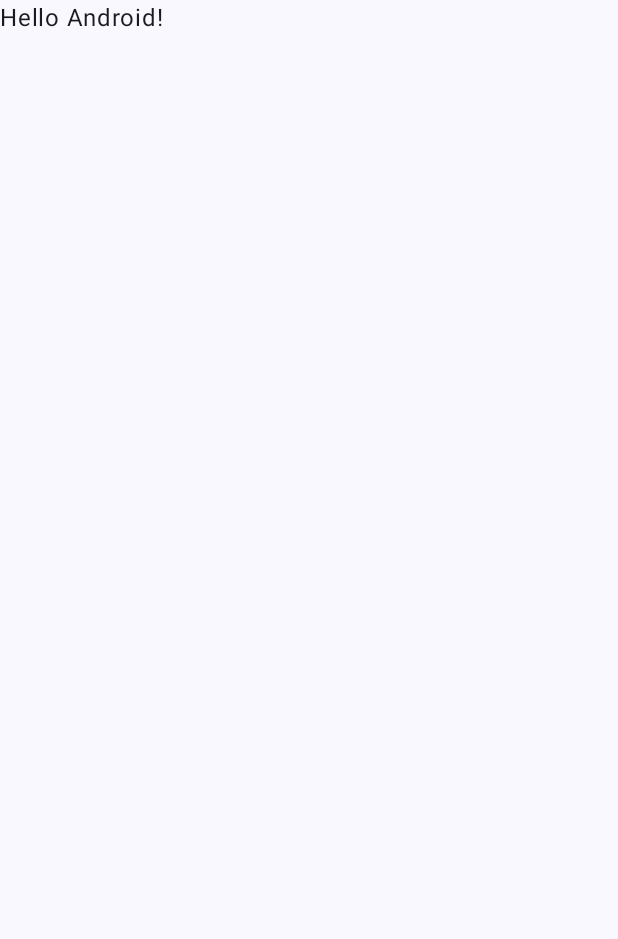
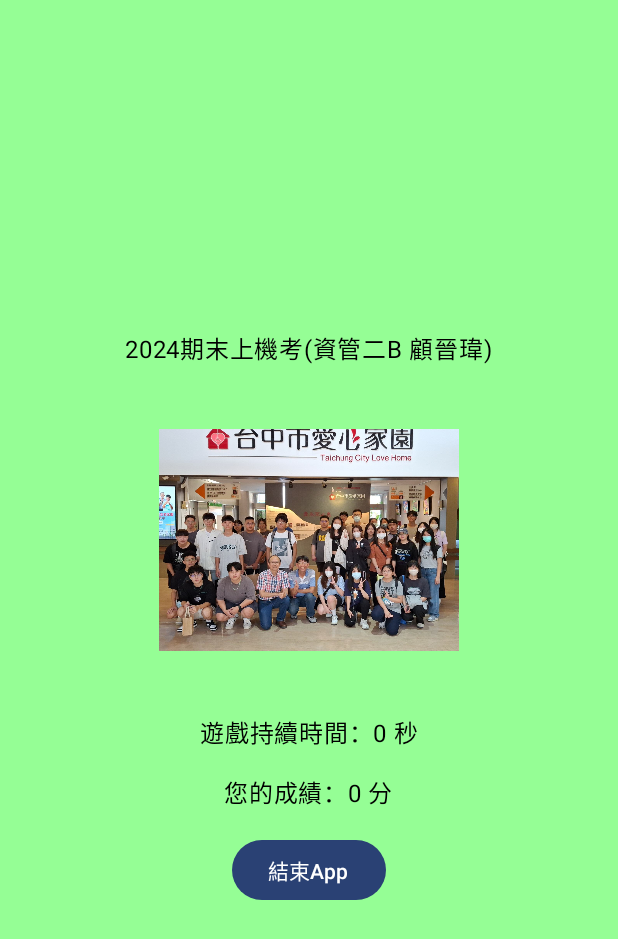
Before and after one commit to Miiduoa/s1121132.2, an Android app built with Jetpack Compose: the screen it shows after launch (MainActivity), on a phone screen of 412 x 824 dp. Before the commit the part shown is almost empty. Shown: the top 939 px of the screen. Run offline under Robolectric (Android 15) with nearby library versions, the phone set to English and light mode, and no system bars.

Commit message:
v2_顧晉瑋

```diff
--- a/app/src/main/java/com/example/s1121132/MainActivity.kt
+++ b/app/src/main/java/com/example/s1121132/MainActivity.kt
@@ -5,13 +5,18 @@ import android.os.Bundle
 import androidx.activity.ComponentActivity
 import androidx.activity.compose.setContent
 import androidx.activity.enableEdgeToEdge
-import androidx.compose.foundation.layout.fillMaxSize
-import androidx.compose.foundation.layout.padding
-import androidx.compose.material3.Scaffold
+import androidx.compose.foundation.Image
+import androidx.compose.foundation.background
+import androidx.compose.foundation.layout.*
+import androidx.compose.material3.Button
 import androidx.compose.material3.Text
-import androidx.compose.runtime.Composable
+import androidx.compose.runtime.*
+import androidx.compose.ui.Alignment
 import androidx.compose.ui.Modifier
+import androidx.compose.ui.graphics.Color
+import androidx.compose.ui.res.painterResource
 import androidx.compose.ui.tooling.preview.Preview
+import androidx.compose.ui.unit.dp
 import com.example.s1121132.ui.theme.S1121132Theme
 
 class MainActivity : ComponentActivity() {
@@ -21,29 +26,49 @@ class MainActivity : ComponentActivity() {
         enableEdgeToEdge()
         setContent {
             S1121132Theme {
-                Scaffold(modifier = Modifier.fillMaxSize()) { innerPadding ->
-                    Greeting(
-                        name = "Android",
-                        modifier = Modifier.padding(innerPadding)
-                    )
-                }
+                AppContent(onExitApp = { finish() })
             }
         }
     }
 }
 
 @Composable
-fun Greeting(name: String, modifier: Modifier = Modifier) {
-    Text(
-        text = "Hello $name!",
-        modifier = modifier
-    )
+fun AppContent(onExitApp: () -> Unit) {
+    var elapsedTime by remember { mutableStateOf(0) }
+    var score by remember { mutableStateOf(0) }
+
+    Box(
+        modifier = Modifier
+            .fillMaxSize()
+            .background(Color(0xff95fe95)),
+        contentAlignment = Alignment.Center
+    ) {
+        Column(
+            horizontalAlignment = Alignment.CenterHorizontally
+        ) {
+            Text(text = "2024期末上機考(資管二B 顧晉瑋)")
+            Spacer(modifier = Modifier.height(16.dp))
+            Image(
+                painter = painterResource(id = R.drawable.class_b),
+                contentDescription = "資管二B圖片",
+                modifier = Modifier.size(200.dp)
+            )
+            Spacer(modifier = Modifier.height(16.dp))
+            Text(text = "遊戲持續時間：$elapsedTime 秒")
+            Spacer(modifier = Modifier.height(16.dp))
+            Text(text = "您的成績：$score 分")
+            Spacer(modifier = Modifier.height(16.dp))
+            Button(onClick = onExitApp) {
+                Text(text = "結束App")
+            }
+        }
+    }
 }
 
 @Preview(showBackground = true)
 @Composable
-fun GreetingPreview() {
+fun PreviewAppContent() {
     S1121132Theme {
-        Greeting("Android")
+        AppContent(onExitApp = {})
     }
 }
```
